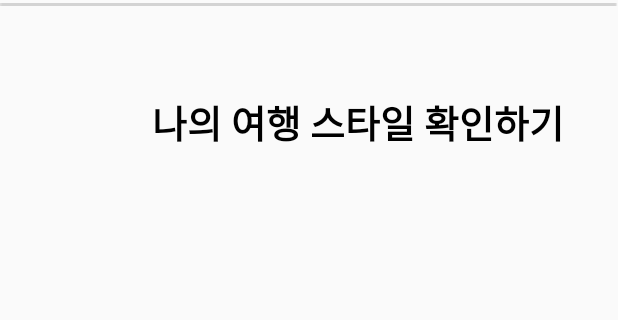
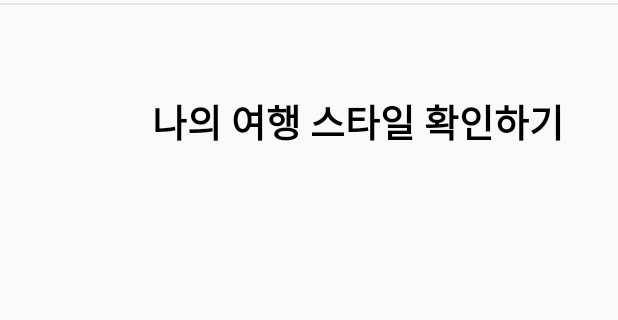
Before and after one commit to joonhwan-choi/2022-oasis-hackathon, an Android app: the layout activity_mbtistart.xml on its own in the app's theme, with its tools: preview values and no code run, on a phone screen of 412 x 824 dp, the part 134-454 px from its top. Run offline under Robolectric (Android 15) with nearby library versions, the phone set to English and light mode, and no system bars.

Commit message:
Update activity_mbtistart.xml

```diff
--- a/HoEAT/app/src/main/res/layout/activity_mbtistart.xml
+++ b/HoEAT/app/src/main/res/layout/activity_mbtistart.xml
@@ -28,11 +28,11 @@
 
         </LinearLayout>
 
-        <ImageView
+        <View
             android:layout_width="match_parent"
-            android:layout_height="wrap_content"
-            android:src="@drawable/gaejang_bar">
-        </ImageView>
+            android:layout_height="1dp"
+            android:background="#E6E6E6">
+        </View>
 
         <LinearLayout
             android:layout_width="match_parent"
```
